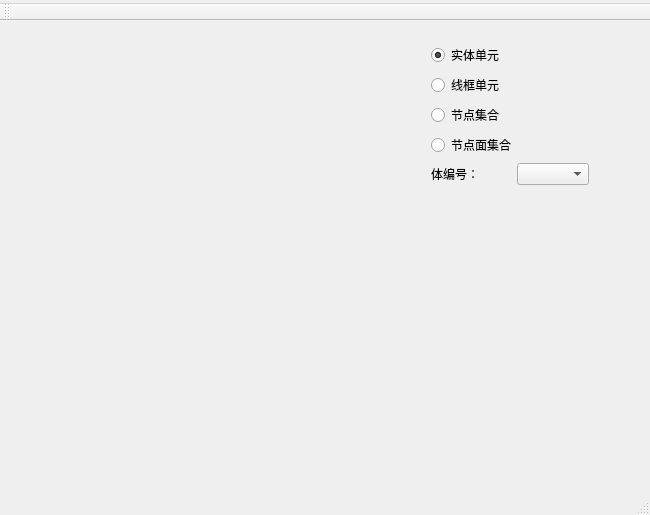
Before: the Qt Designer form vtkShower/vtkshower.ui in liuxq/vtkShower, drawn with Qt 5.
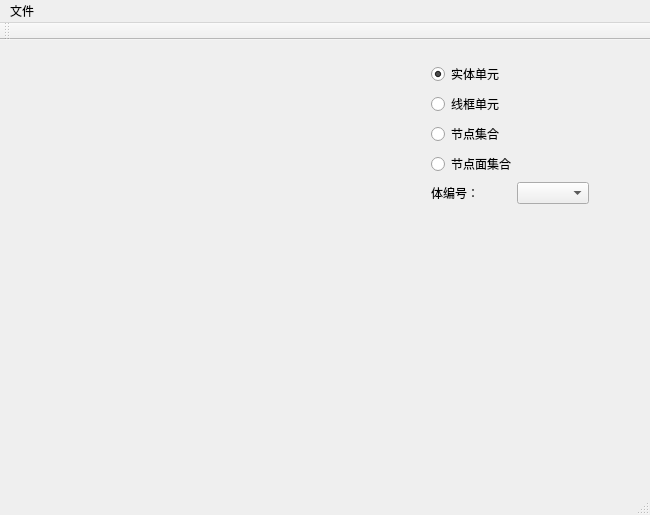
After: the same form once the commit is applied. Custom widgets are drawn as their Qt base class.

Patch:
```diff
--- a/vtkShower/vtkshower.ui
+++ b/vtkShower/vtkshower.ui
@@ -159,7 +159,7 @@
    </property>
    <widget class="QMenu" name="menu">
     <property name="title">
-     <string/>
+     <string>文件</string>
     </property>
    </widget>
    <addaction name="menu"/>
```
Left out of the diff: 3 changed lines with no effect on the pictures.
